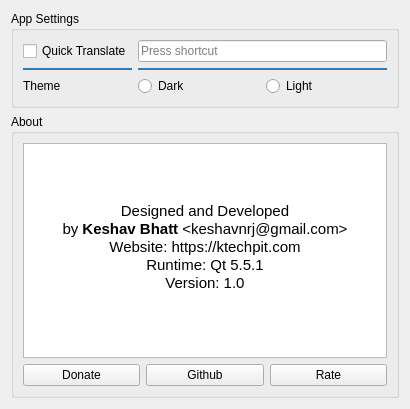
Old version of the form src/settings.ui in the repository keshavbhatt/glate.
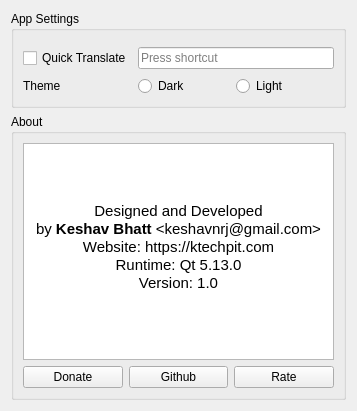
New version of the form. Icons and pictures are not drawn. Custom widgets are drawn as their Qt base class.

The edit to the form file:
```diff
--- a/src/settings.ui
+++ b/src/settings.ui
@@ -6,8 +6,8 @@
    <rect>
     <x>0</x>
     <y>0</y>
-    <width>410</width>
-    <height>403</height>
+    <width>357</width>
+    <height>411</height>
    </rect>
   </property>
   <property name="windowTitle">
@@ -22,6 +22,12 @@
      <layout class="QVBoxLayout" name="verticalLayout_3">
       <item>
        <layout class="QGridLayout" name="gridLayout">
+        <property name="topMargin">
+         <number>7</number>
+        </property>
+        <property name="verticalSpacing">
+         <number>7</number>
+        </property>
         <item row="0" column="0">
          <widget class="QCheckBox" name="quickResultCheckBox">
           <property name="text">
@@ -29,7 +35,17 @@
           </property>
          </widget>
         </item>
-        <item row="2" column="1">
+        <item row="1" column="0">
+         <widget class="QLabel" name="label">
+          <property name="text">
+           <string>Theme</string>
+          </property>
+         </widget>
+        </item>
+        <item row="0" column="1">
+         <widget class="QKeySequenceEdit" name="keySequenceEdit"/>
+        </item>
+        <item row="1" column="1">
          <layout class="QHBoxLayout" name="horizontalLayout">
           <item>
            <widget class="QRadioButton" name="dark">
@@ -47,50 +63,6 @@
           </item>
          </layout>
         </item>
-        <item row="0" column="1">
-         <widget class="QKeySequenceEdit" name="keySequenceEdit"/>
-        </item>
-        <item row="2" column="0">
-         <widget class="QLabel" name="label">
-          <property name="text">
-           <string>Theme</string>
-          </property>
-         </widget>
-        </item>
-        <item row="1" column="1">
-         <widget class="Line" name="line">
-          <property name="maximumSize">
-           <size>
-            <width>16777215</width>
-            <height>2</height>
-           </size>
-          </property>
-          <property name="styleSheet">
-           <string notr="true">background-color: rgb(45, 125, 179);
-border: none;</string>
-          </property>
-          <property name="orientation">
-           <enum>Qt::Horizontal</enum>
-          </property>
-         </widget>
-        </item>
-        <item row="1" column="0">
-         <widget class="Line" name="line_2">
-          <property name="maximumSize">
-           <size>
-            <width>16777215</width>
-            <height>2</height>
-           </size>
-          </property>
-          <property name="styleSheet">
-           <string notr="true">background-color: rgb(45, 125, 179);
-border: none;</string>
-          </property>
-          <property name="orientation">
-           <enum>Qt::Horizontal</enum>
-          </property>
-         </widget>
-        </item>
        </layout>
       </item>
      </layout>
@@ -126,7 +98,7 @@
 &lt;p align=&quot;center&quot; style=&quot; margin-top:0px; margin-bottom:0px; margin-left:0px; margin-right:0px; -qt-block-indent:0; text-indent:0px;&quot;&gt;Designed and Developed&lt;/p&gt;
 &lt;p align=&quot;center&quot; style=&quot; margin-top:0px; margin-bottom:0px; margin-left:0px; margin-right:0px; -qt-block-indent:0; text-indent:0px;&quot;&gt;by &lt;span style=&quot; font-weight:600;&quot;&gt;Keshav Bhatt&lt;/span&gt; &amp;lt;keshavnrj@gmail.com&amp;gt;&lt;/p&gt;
 &lt;p align=&quot;center&quot; style=&quot; margin-top:0px; margin-bottom:0px; margin-left:0px; margin-right:0px; -qt-block-indent:0; text-indent:0px;&quot;&gt;Website: https://ktechpit.com&lt;/p&gt;
-&lt;p align=&quot;center&quot; style=&quot; margin-top:0px; margin-bottom:0px; margin-left:0px; margin-right:0px; -qt-block-indent:0; text-indent:0px;&quot;&gt;Runtime: Qt 5.5.1&lt;/p&gt;
+&lt;p align=&quot;center&quot; style=&quot; margin-top:0px; margin-bottom:0px; margin-left:0px; margin-right:0px; -qt-block-indent:0; text-indent:0px;&quot;&gt;Runtime: Qt 5.13.0&lt;/p&gt;
 &lt;p align=&quot;center&quot; style=&quot; margin-top:0px; margin-bottom:0px; margin-left:0px; margin-right:0px; -qt-block-indent:0; text-indent:0px;&quot;&gt;Version: 1.0&lt;/p&gt;
 &lt;p align=&quot;center&quot; style=&quot;-qt-paragraph-type:empty; margin-top:0px; margin-bottom:0px; margin-left:0px; margin-right:0px; -qt-block-indent:0; text-indent:0px;&quot;&gt;&lt;br /&gt;&lt;/p&gt;&lt;/body&gt;&lt;/html&gt;</string>
           </property>
```
Left out of the diff: 3 changed lines with no effect on the pictures.
